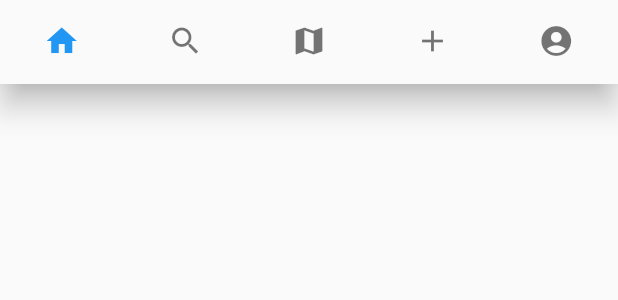
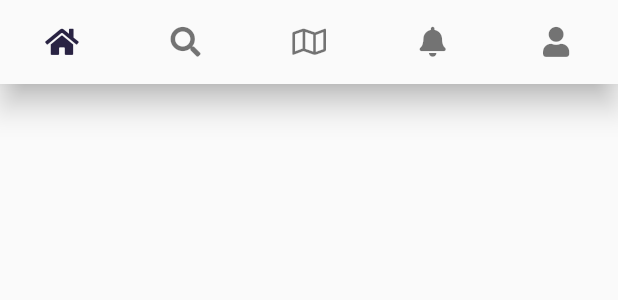
Before and after one commit to mvelosos/eveenz-mobile, a Flutter app: the BottomNavigationBarWidget widget shown alone on an empty page, opened directly with empty values, on a phone screen of 412 x 824 dp. Shown: the top 300 px of the screen. Run offline on Flutter 3.47's test engine with Material 2 defaults, Android fonts, the phone set to English and light mode, and no system bars; our stand-ins replace auto_size_text, chips_choice, dartz, device_preview, dio, font_awesome_flutter and 11 more; missing offline and left inert: flutter_facebook_login, onesignal_flutter; accounts and stored records are empty.

Commit message:
change bottomNavigationBar icons

```diff
--- a/lib/app/pages/app_container/widgets/bottom_navigation_bar_widget.dart
+++ b/lib/app/pages/app_container/widgets/bottom_navigation_bar_widget.dart
@@ -1,4 +1,6 @@
 import 'package:flutter/material.dart';
+import 'package:font_awesome_flutter/font_awesome_flutter.dart';
+import 'package:party_mobile/app/shared/constants/app_colors.dart';
 
 class BottomNavigationBarWidget extends StatelessWidget {
   final int currentIndex;
@@ -11,23 +13,38 @@ class BottomNavigationBarWidget extends StatelessWidget {
     return [
       BottomNavigationBarItem(
         label: 'Home',
-        icon: Icon(Icons.home),
+        icon: FaIcon(
+          FontAwesomeIcons.home,
+          size: 20,
+        ),
       ),
       BottomNavigationBarItem(
         label: 'Search',
-        icon: Icon(Icons.search),
+        icon: FaIcon(
+          FontAwesomeIcons.search,
+          size: 20,
+        ),
       ),
       BottomNavigationBarItem(
         label: 'Map',
-        icon: Icon(Icons.map),
+        icon: FaIcon(
+          FontAwesomeIcons.map,
+          size: 20,
+        ),
       ),
       BottomNavigationBarItem(
         label: 'Create',
-        icon: Icon(Icons.add),
+        icon: FaIcon(
+          FontAwesomeIcons.solidBell,
+          size: 20,
+        ),
       ),
       BottomNavigationBarItem(
         label: 'Profile',
-        icon: Icon(Icons.account_circle),
+        icon: FaIcon(
+          FontAwesomeIcons.solidUser,
+          size: 20,
+        ),
       )
     ];
   }
@@ -41,6 +58,6 @@ class BottomNavigationBarWidget extends StatelessWidget {
         showUnselectedLabels: false,
         type: BottomNavigationBarType.fixed,
         items: _barItems(),
-    );
+        selectedItemColor: AppColors.darkPurple);
   }
 }
```
Lines whose indentation alone changed are shown as unchanged.
